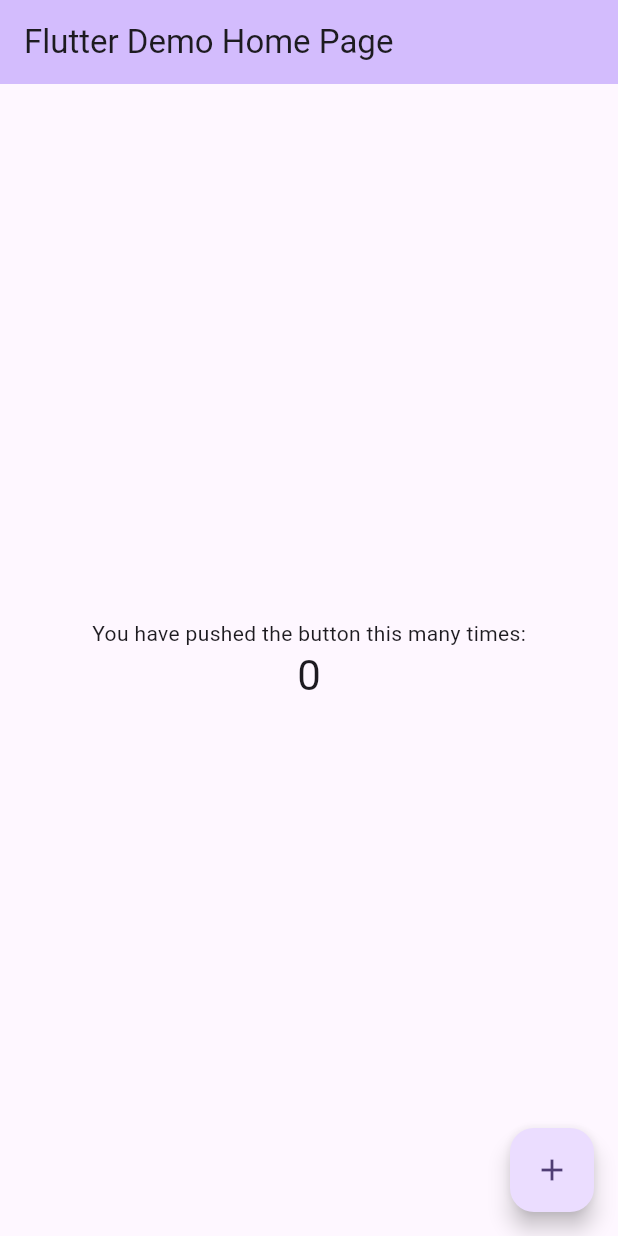
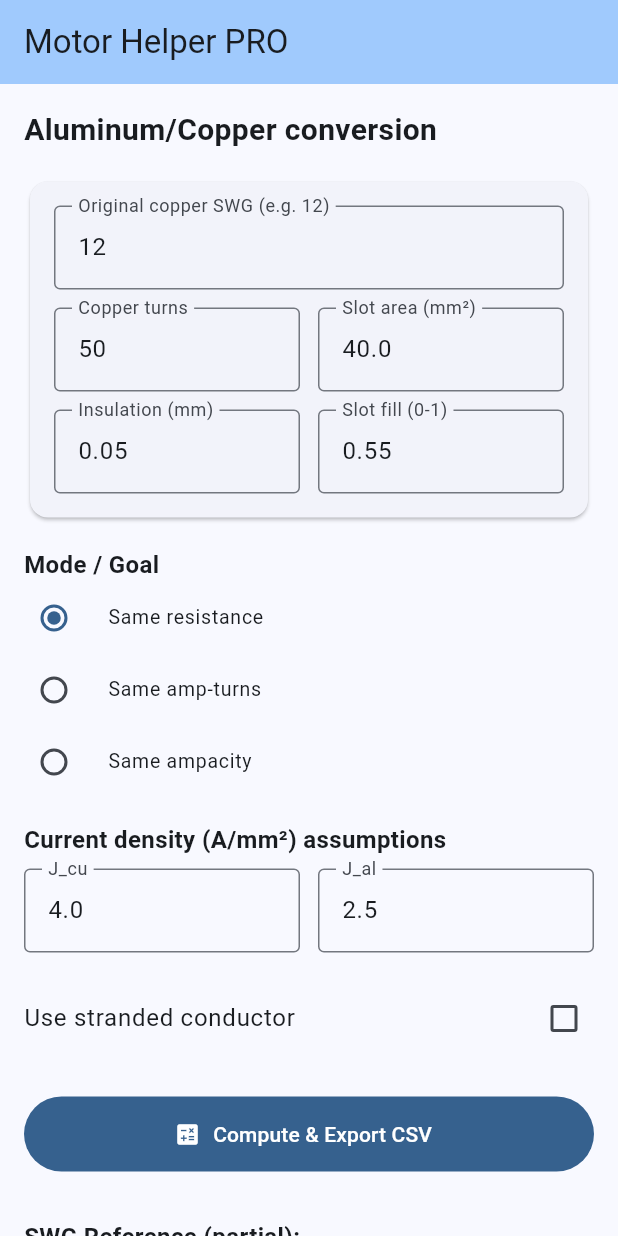
Before and after one commit to could-ai/019ac367-cd8e-7557-b545-4195f6afa7ab, a Flutter app: the screen it shows after launch, on a phone screen of 412 x 824 dp. Run offline on Flutter 3.47's test engine with Material 3 defaults, Android fonts, the phone set to English and light mode, and no system bars.

Commit message:
Created swg_data.dart to hold the SWG table data model and constants.; Created motor_helper_screen.dart which implements the main UI and business logic for the Motor Helper Pro app, including inputs, calculations, and result display.; Updated main.dart to set MotorHelperScreen as the home screen and configured the app theme.

```diff
--- a/usr/lib/main.dart
+++ b/usr/lib/main.dart
@@ -1,4 +1,5 @@
 import 'package:flutter/material.dart';
+import 'motor_helper_screen.dart';
 
 void main() {
   runApp(const MyApp());
@@ -7,117 +8,19 @@ void main() {
 class MyApp extends StatelessWidget {
   const MyApp({super.key});
 
-  // This widget is the root of your application.
   @override
   Widget build(BuildContext context) {
     return MaterialApp(
-      title: 'Flutter Demo',
+      title: 'Motor Helper PRO',
       debugShowCheckedModeBanner: false,
       theme: ThemeData(
-        // This is the theme of your application.
-        //
-        // TRY THIS: Try running your application with "flutter run". You'll see
-        // the application has a purple toolbar. Then, without quitting the app,
-        // try changing the seedColor in the colorScheme below to Colors.green
-        // and then invoke "hot reload" (save your changes or press the "hot
-        // reload" button in a Flutter-supported IDE, or press "r" if you used
-        // the command line to start the app).
-        //
-        // Notice that the counter didn't reset back to zero; the application
-        // state is not lost during the reload. To reset the state, use hot
-        // restart instead.
-        //
-        // This works for code too, not just values: Most code changes can be
-        // tested with just a hot reload.
-        colorScheme: ColorScheme.fromSeed(seedColor: Colors.deepPurple),
+        colorScheme: ColorScheme.fromSeed(seedColor: Colors.blue),
+        useMaterial3: true,
       ),
       initialRoute: '/',
       routes: {
-        '/': (context) => const MyHomePage(title: 'Flutter Demo Home Page'),
+        '/': (context) => const MotorHelperScreen(),
       },
     );
   }
 }
-
-class MyHomePage extends StatefulWidget {
-  const MyHomePage({super.key, required this.title});
-
-  // This widget is the home page of your application. It is stateful, meaning
-  // that it has a State object (defined below) that contains fields that affect
-  // how it looks.
-
-  // This class is the configuration for the state. It holds the values (in this
-  // case the title) provided by the parent (in this case the App widget) and
-  // used by the build method of the State. Fields in a Widget subclass are
-  // always marked "final".
-
-  final String title;
-
-  @override
-  State<MyHomePage> createState() => _MyHomePageState();
-}
-
-class _MyHomePageState extends State<MyHomePage> {
-  int _counter = 0;
-
-  void _incrementCounter() {
-    setState(() {
-      // This call to setState tells the Flutter framework that something has
-      // changed in this State, which causes it to rerun the build method below
-      // so that the display can reflect the updated values. If we changed
-      // _counter without calling setState(), then the build method would not be
-      // called again, and so nothing would appear to happen.
-      _counter++;
-    });
-  }
-
-  @override
-  Widget build(BuildContext context) {
-    // This method is rerun every time setState is called, for instance as done
-    // by the _incrementCounter method above.
-    //
-    // The Flutter framework has been optimized to make rerunning build methods
-    // fast, so that you can just rebuild anything that needs updating rather
-    // than having to individually change instances of widgets.
-    return Scaffold(
-      appBar: AppBar(
-        // TRY THIS: Try changing the color here to a specific color (to
-        // Colors.amber, perhaps?) and trigger a hot reload to see the AppBar
-        // change color while the other colors stay the same.
-        backgroundColor: Theme.of(context).colorScheme.inversePrimary,
-        // Here we take the value from the MyHomePage object that was created by
-        // the App.build method, and use it to set our appbar title.
-        title: Text(widget.title),
-      ),
-      body: Center(
-        // Center is a layout widget. It takes a single child and positions it
-        // in the middle of the parent.
-        child: Column(
-          // Column is also a layout widget. It takes a list of children and
-          // arranges them vertically. By default, it sizes itself to fit its
-          // children horizontally, and tries to be as tall as its parent.
-          //
-          // Column has various properties to control how it sizes itself and
-          // how it positions its children. Here we use mainAxisAlignment to
-          // center the children vertically; the main axis here is the vertical
-          // axis because Columns are vertical (the cross axis would be
-          // horizontal).
-          //
-          // TRY THIS: Invoke "debug painting" (choose the "Toggle Debug Paint"
-          // action in the IDE, or press "p" in the console), to see the
-          // wireframe for each widget.
-          mainAxisAlignment: MainAxisAlignment.center,
-          children: <Widget>[
-            const Text('You have pushed the button this many times:'),
-            Text('$_counter', style: Theme.of(context).textTheme.headlineMedium),
-          ],
-        ),
-      ),
-      floatingActionButton: FloatingActionButton(
-        onPressed: _incrementCounter,
-        tooltip: 'Increment',
-        child: const Icon(Icons.add),
-      ), // This trailing comma makes auto-formatting nicer for build methods.
-    );
-  }
-}
--- /dev/null
+++ b/usr/lib/motor_helper_screen.dart
@@ -0,0 +1,477 @@
+import 'package:flutter/material.dart';
+import 'dart:math';
+import 'swg_data.dart';
+
+class MotorHelperScreen extends StatefulWidget {
+  const MotorHelperScreen({super.key});
+
+  @override
+  State<MotorHelperScreen> createState() => _MotorHelperScreenState();
+}
+
+class _MotorHelperScreenState extends State<MotorHelperScreen> {
+  // Constants
+  final double rhoCopper = 1.68e-8;
+  final double rhoAl = 2.82e-8;
+
+  // State variables
+  final TextEditingController _inputSwgController = TextEditingController(text: "12");
+  final TextEditingController _copperTurnsController = TextEditingController(text: "50");
+  final TextEditingController _slotAreaController = TextEditingController(text: "40.0");
+  final TextEditingController _insulationController = TextEditingController(text: "0.05");
+  final TextEditingController _fillFactorController = TextEditingController(text: "0.55");
+
+  String _mode = "Same resistance";
+  final List<String> _modes = ["Same resistance", "Same amp-turns", "Same ampacity"];
+
+  final TextEditingController _jCuController = TextEditingController(text: "4.0");
+  final TextEditingController _jAlController = TextEditingController(text: "2.5");
+
+  bool _useStranded = false;
+  final TextEditingController _nStrandsController = TextEditingController(text: "7");
+  bool _strandUsesSwg = true;
+  final TextEditingController _strandSwgController = TextEditingController(text: "20");
+  final TextEditingController _strandDiaMmController = TextEditingController(text: "0.914");
+  final TextEditingController _strandingPackingFactorController = TextEditingController(text: "0.9");
+
+  String _resultText = "";
+
+  @override
+  void dispose() {
+    _inputSwgController.dispose();
+    _copperTurnsController.dispose();
+    _slotAreaController.dispose();
+    _insulationController.dispose();
+    _fillFactorController.dispose();
+    _jCuController.dispose();
+    _jAlController.dispose();
+    _nStrandsController.dispose();
+    _strandSwgController.dispose();
+    _strandDiaMmController.dispose();
+    _strandingPackingFactorController.dispose();
+    super.dispose();
+  }
+
+  void _computeResults() {
+    final resistivityRatio = rhoAl / rhoCopper;
+    final swgMap = {for (var e in swgTable) e.swg: e};
+
+    final inputSwg = _inputSwgController.text.trim();
+    final cuEntry = swgMap[inputSwg];
+
+    if (cuEntry == null) {
+      setState(() {
+        _resultText = "Unknown copper SWG. Try values in SWG table (e.g. 8..20).";
+      });
+      return;
+    }
+
+    final copperTurnsInt = int.tryParse(_copperTurnsController.text) ?? 0;
+    final slotAreaVal = (double.tryParse(_slotAreaController.text) ?? 40.0).clamp(0.1, double.infinity);
+    final insulationThickness = (double.tryParse(_insulationController.text) ?? 0.05).clamp(0.0, double.infinity);
+    final ff = (double.tryParse(_fillFactorController.text) ?? 0.55).clamp(0.05, 0.95);
+    final jCuVal = (double.tryParse(_jCuController.text) ?? 4.0).clamp(0.1, double.infinity);
+    final jAlVal = (double.tryParse(_jAlController.text) ?? 2.5).clamp(0.1, double.infinity);
+    final nStr = (int.tryParse(_nStrandsController.text) ?? 1).clamp(1, 1000);
+
+    double insulatedArea(double diamMm) {
+      final dIns = diamMm + 2.0 * insulationThickness;
+      final r = dIns / 2.0;
+      return pi * r * r;
+    }
+
+    final cuArea = cuEntry.areaMm2;
+    // Resistance-based required Al area
+    final requiredAlAreaResistance = cuArea * resistivityRatio;
+    // Ampacity-based required Al area
+    final requiredAlAreaAmpacity = cuArea * (jCuVal / jAlVal);
+
+    // Candidate selection
+    SwgEntry findFirstSwgAtLeast(double area) {
+      try {
+        return swgTable.firstWhere((it) => it.areaMm2 >= area);
+      } catch (e) {
+        return swgTable.last;
+      }
+    }
+
+    final candidateRes = findFirstSwgAtLeast(requiredAlAreaResistance);
+    final candidateAmp = findFirstSwgAtLeast(requiredAlAreaAmpacity);
+
+    // Stranded computation
+    double strandArea = 0.0;
+    if (_useStranded) {
+      if (_strandUsesSwg) {
+        final sSwg = _strandSwgController.text.trim();
+        strandArea = swgMap[sSwg]?.areaMm2 ??
+            (pi * pow((double.tryParse(_strandDiaMmController.text) ?? 0.0) / 2.0, 2));
+      } else {
+        final d = double.tryParse(_strandDiaMmController.text) ?? 0.0;
+        strandArea = pi * pow(d / 2.0, 2);
+      }
+    }
+
+    final totalAlAreaIfStranded = _useStranded
+        ? nStr * strandArea * (double.tryParse(_strandingPackingFactorController.text) ?? 0.9)
+        : 0.0;
+
+    String computeForEntry(SwgEntry entry, [double useStrandedArea = 0.0]) {
+      final alArea = _useStranded ? max(useStrandedArea, 0.0001) : entry.areaMm2;
+      final alDiamEquiv = sqrt(4.0 * alArea / pi);
+      final cuIns = insulatedArea(cuEntry.diameterMm);
+      final alIns = insulatedArea(alDiamEquiv);
+
+      final maxTurnsCu = (slotAreaVal * ff / cuIns).floor();
+      final maxTurnsAl = (slotAreaVal * ff / alIns).floor();
+
+      final iCu = jCuVal * cuArea;
+      final iAl = jAlVal * alArea;
+
+      final ampTurnsTarget = copperTurnsInt * iCu;
+      final reqTurnsAlForAmpTurns = iAl > 0.0 ? ampTurnsTarget / iAl : double.infinity;
+
+      return "SWG ${entry.swg}: Al-area=${alArea.toStringAsFixed(4)} mm², eq-dia=${alDiamEquiv.toStringAsFixed(3)} mm, maxTurnsCu=$maxTurnsCu, maxTurnsAl=$maxTurnsAl, IcapCu=${iCu.toStringAsFixed(2)} A, IcapAl=${iAl.toStringAsFixed(2)} A, reqTurnsToMatchAmpTurns=${reqTurnsAlForAmpTurns.toStringAsFixed(2)}";
+    }
+
+    // Generate CSV Content (for display/copy)
+    final csvSb = StringBuffer();
+    csvSb.writeln("Mode,Value");
+    csvSb.writeln("Input copper SWG,${cuEntry.swg}");
+    csvSb.writeln("Copper area mm2,${cuArea.toStringAsFixed(4)}");
+    csvSb.writeln("Slot area mm2,${slotAreaVal.toStringAsFixed(4)}");
+    csvSb.writeln("Insulation mm,${insulationThickness.toStringAsFixed(4)}");
+    csvSb.writeln("Fill factor,${ff.toStringAsFixed(3)}");
+    csvSb.writeln("");
+    csvSb.writeln("SameResistance_requiredAlArea_mm2,${requiredAlAreaResistance.toStringAsFixed(4)}");
+    csvSb.writeln("SameAmpacity_requiredAlArea_mm2,${requiredAlAreaAmpacity.toStringAsFixed(4)}");
+    csvSb.writeln("");
+    csvSb.writeln("Candidates,Details");
+    csvSb.writeln("${candidateRes.swg},\"${computeForEntry(candidateRes, totalAlAreaIfStranded)}\"");
+    csvSb.writeln("${candidateAmp.swg},\"${computeForEntry(candidateAmp, totalAlAreaIfStranded)}\"");
+
+    // Generate Display Text
+    final sb = StringBuffer();
+    sb.writeln("Assumptions:");
+    sb.writeln("  ρ_Al/ρ_Cu = ${resistivityRatio.toStringAsFixed(3)}");
+    sb.writeln("  J_cu=${jCuVal.toStringAsFixed(2)} A/mm², J_al=${jAlVal.toStringAsFixed(2)} A/mm²");
+    sb.writeln("\nCopper SWG: ${cuEntry.swg} — dia ${cuEntry.diameterMm.toStringAsFixed(3)} mm — area ${cuArea.toStringAsFixed(4)} mm²\n");
+
+    sb.writeln("=== SAME RESISTANCE ===");
+    sb.writeln("Required Al area = ${requiredAlAreaResistance.toStringAsFixed(4)} mm²");
+    sb.writeln("Suggested Al SWG: ${candidateRes.swg}");
+    sb.writeln(computeForEntry(candidateRes, totalAlAreaIfStranded));
+    sb.writeln("\n");
+
+    sb.writeln("=== SAME AMPACITY ===");
+    sb.writeln("Required Al area = ${requiredAlAreaAmpacity.toStringAsFixed(4)} mm²");
+    sb.writeln("Suggested Al SWG: ${candidateAmp.swg}");
+    sb.writeln(computeForEntry(candidateAmp, totalAlAreaIfStranded));
+    sb.writeln("\n");
+
+    sb.writeln("Stranded conductor total area (if used): ${totalAlAreaIfStranded.toStringAsFixed(4)} mm²");
+
+    setState(() {
+      _resultText = sb.toString();
+    });
+
+    // Show CSV Dialog
+    _showCsvDialog(csvSb.toString());
+  }
+
+  void _showCsvDialog(String csvContent) {
+    showDialog(
+      context: context,
+      builder: (context) => AlertDialog(
+        title: const Text("CSV Export Data"),
+        content: SingleChildScrollView(
+          child: SelectableText(csvContent),
+        ),
+        actions: [
+          TextButton(
+            onPressed: () => Navigator.pop(context),
+            child: const Text("Close"),
+          ),
+        ],
+      ),
+    );
+  }
+
+  @override
+  Widget build(BuildContext context) {
+    return Scaffold(
+      appBar: AppBar(
+        title: const Text("Motor Helper PRO"),
+        backgroundColor: Theme.of(context).colorScheme.inversePrimary,
+      ),
+      body: SingleChildScrollView(
+        padding: const EdgeInsets.all(16.0),
+        child: Column(
+          crossAxisAlignment: CrossAxisAlignment.start,
+          children: [
+            const Text(
+              "Aluminum/Copper conversion",
+              style: TextStyle(fontSize: 20, fontWeight: FontWeight.bold),
+            ),
+            const SizedBox(height: 16),
+
+            // Input Section
+            Card(
+              child: Padding(
+                padding: const EdgeInsets.all(16.0),
+                child: Column(
+                  children: [
+                    TextFormField(
+                      controller: _inputSwgController,
+                      decoration: const InputDecoration(
+                        labelText: "Original copper SWG (e.g. 12)",
+                        border: OutlineInputBorder(),
+                      ),
+                      keyboardType: TextInputType.number,
+                    ),
+                    const SizedBox(height: 12),
+                    Row(
+                      children: [
+                        Expanded(
+                          child: TextFormField(
+                            controller: _copperTurnsController,
+                            decoration: const InputDecoration(
+                              labelText: "Copper turns",
+                              border: OutlineInputBorder(),
+                            ),
+                            keyboardType: TextInputType.number,
+                          ),
+                        ),
+                        const SizedBox(width: 12),
+                        Expanded(
+                          child: TextFormField(
+                            controller: _slotAreaController,
+                            decoration: const InputDecoration(
+                              labelText: "Slot area (mm²)",
+                              border: OutlineInputBorder(),
+                            ),
+                            keyboardType: TextInputType.number,
+                          ),
+                        ),
+                      ],
+                    ),
+                    const SizedBox(height: 12),
+                    Row(
+                      children: [
+                        Expanded(
+                          child: TextFormField(
+                            controller: _insulationController,
+                            decoration: const InputDecoration(
+                              labelText: "Insulation (mm)",
+                              border: OutlineInputBorder(),
+                            ),
+                            keyboardType: TextInputType.number,
+                          ),
+                        ),
+                        const SizedBox(width: 12),
+                        Expanded(
+                          child: TextFormField(
+                            controller: _fillFactorController,
+                            decoration: const InputDecoration(
+                              labelText: "Slot fill (0-1)",
+                              border: OutlineInputBorder(),
+                            ),
+                            keyboardType: TextInputType.number,
+                          ),
+                        ),
+                      ],
+                    ),
+                  ],
+                ),
+              ),
+            ),
+
+            const SizedBox(height: 16),
+            const Text("Mode / Goal", style: TextStyle(fontSize: 16, fontWeight: FontWeight.bold)),
+            Column(
+              children: _modes.map((mode) => RadioListTile<String>(
+                title: Text(mode),
+                value: mode,
+                groupValue: _mode,
+                onChanged: (val) => setState(() => _mode = val!),
+                contentPadding: EdgeInsets.zero,
+                dense: true,
+              )).toList(),
+            ),
+
+            const SizedBox(height: 16),
+            const Text("Current density (A/mm²) assumptions", style: TextStyle(fontSize: 16, fontWeight: FontWeight.bold)),
+            const SizedBox(height: 8),
+            Row(
+              children: [
+                Expanded(
+                  child: TextFormField(
+                    controller: _jCuController,
+                    decoration: const InputDecoration(
+                      labelText: "J_cu",
+                      border: OutlineInputBorder(),
+                    ),
+                    keyboardType: TextInputType.number,
+                  ),
+                ),
+                const SizedBox(width: 12),
+                Expanded(
+                  child: TextFormField(
+                    controller: _jAlController,
+                    decoration: const InputDecoration(
+                      labelText: "J_al",
+                      border: OutlineInputBorder(),
+                    ),
+                    keyboardType: TextInputType.number,
+                  ),
+                ),
+              ],
+            ),
+
+            const SizedBox(height: 16),
+            CheckboxListTile(
+              title: const Text("Use stranded conductor"),
+              value: _useStranded,
+              onChanged: (val) => setState(() => _useStranded = val!),
+              contentPadding: EdgeInsets.zero,
+            ),
+
+            if (_useStranded) ...[
+              Card(
+                color: Theme.of(context).colorScheme.surfaceContainerHighest.withOpacity(0.3),
+                child: Padding(
+                  padding: const EdgeInsets.all(12.0),
+                  child: Column(
+                    children: [
+                      Row(
+                        children: [
+                          Expanded(
+                            child: TextFormField(
+                              controller: _nStrandsController,
+                              decoration: const InputDecoration(
+                                labelText: "Num strands",
+                                border: OutlineInputBorder(),
+                              ),
+                              keyboardType: TextInputType.number,
+                            ),
+                          ),
+                          const SizedBox(width: 12),
+                          Expanded(
+                            child: Column(
+                              crossAxisAlignment: CrossAxisAlignment.start,
+                              children: [
+                                Row(
+                                  children: [
+                                    Radio<bool>(
+                                      value: true,
+                                      groupValue: _strandUsesSwg,
+                                      onChanged: (v) => setState(() => _strandUsesSwg = v!),
+                                    ),
+                                    const Text("SWG"),
+                                    Radio<bool>(
+                                      value: false,
+                                      groupValue: _strandUsesSwg,
+                                      onChanged: (v) => setState(() => _strandUsesSwg = v!),
+                                    ),
+                                    const Text("Dia"),
+                                  ],
+                                ),
+                                if (_strandUsesSwg)
+                                  TextFormField(
+                                    controller: _strandSwgController,
+                                    decoration: const InputDecoration(
+                                      labelText: "Strand SWG",
+                                      border: OutlineInputBorder(),
+                                    ),
+                                    keyboardType: TextInputType.number,
+                                  )
+                                else
+                                  TextFormField(
+                                    controller: _strandDiaMmController,
+                                    decoration: const InputDecoration(
+                                      labelText: "Strand dia mm",
+                                      border: OutlineInputBorder(),
+                                    ),
+                                    keyboardType: TextInputType.number,
+                                  ),
+                              ],
+                            ),
+                          ),
+                        ],
+                      ),
+                      const SizedBox(height: 12),
+                      TextFormField(
+                        controller: _strandingPackingFactorController,
+                        decoration: const InputDecoration(
+                          labelText: "Strand packing factor (0-1)",
+                          border: OutlineInputBorder(),
+                        ),
+                        keyboardType: TextInputType.number,
+                      ),
+                    ],
+                  ),
+                ),
+              ),
+            ],
+
+            const SizedBox(height: 24),
+            SizedBox(
+              width: double.infinity,
+              height: 50,
+              child: FilledButton.icon(
+                onPressed: _computeResults,
+                icon: const Icon(Icons.calculate),
+                label: const Text("Compute & Export CSV"),
+              ),
+            ),
+
+            if (_resultText.isNotEmpty) ...[
+              const SizedBox(height: 24),
+              Container(
+                width: double.infinity,
+                padding: const EdgeInsets.all(12),
+                decoration: BoxDecoration(
+                  color: Theme.of(context).colorScheme.surfaceContainerHighest,
+                  borderRadius: BorderRadius.circular(8),
+                  border: Border.all(color: Theme.of(context).dividerColor),
+                ),
+                child: SelectableText(
+                  _resultText,
+                  style: const TextStyle(fontFamily: 'Monospace'),
+                ),
+              ),
+            ],
+
+            const SizedBox(height: 32),
+            const Text("SWG Reference (partial):", style: TextStyle(fontSize: 16, fontWeight: FontWeight.bold)),
+            const SizedBox(height: 8),
+            Container(
+              height: 200,
+              decoration: BoxDecoration(
+                border: Border.all(color: Colors.grey.shade300),
+                borderRadius: BorderRadius.circular(4),
+              ),
+              child: ListView.builder(
+                itemCount: min(12, swgTable.length),
+                itemBuilder: (context, index) {
+                  final item = swgTable[index];
+                  return ListTile(
+                    dense: true,
+                    title: Text("SWG ${item.swg} — dia ${item.diameterMm.toStringAsFixed(3)} mm — area ${item.areaMm2.toStringAsFixed(4)} mm²"),
+                  );
+                },
+              ),
+            ),
+
+            const SizedBox(height: 24),
+            const Text("Pro Tools", style: TextStyle(fontSize: 18, fontWeight: FontWeight.bold)),
+            const SizedBox(height: 8),
+            const Text("Star–Delta helper: Δ → Y current = I/√3 (≈ 0.577×)."),
+            const SizedBox(height: 4),
+            const Text("Slot fill estimate: uses fill factor to estimate max turns (estimate, not exact)."),
+            const SizedBox(height: 24),
+          ],
+        ),
+      ),
+    );
+  }
+}
--- /dev/null
+++ b/usr/lib/swg_data.dart
@@ -0,0 +1,41 @@
+class SwgEntry {
+  final String swg;
+  final double diameterMm;
+  final double areaMm2;
+
+  const SwgEntry(this.swg, this.diameterMm, this.areaMm2);
+}
+
+const List<SwgEntry> swgTable = [
+  SwgEntry("0", 8.230, 53.1921),
+  SwgEntry("1", 7.620, 45.6037),
+  SwgEntry("2", 7.010, 38.5989),
+  SwgEntry("3", 6.401, 32.1780),
+  SwgEntry("4", 5.893, 27.2730),
+  SwgEntry("5", 5.385, 22.7735),
+  SwgEntry("6", 4.877, 18.6793),
+  SwgEntry("7", 4.470, 15.6958),
+  SwgEntry("8", 4.064, 12.9717),
+  SwgEntry("9", 3.658, 10.5071),
+  SwgEntry("10", 3.251, 8.3019),
+  SwgEntry("11", 2.946, 6.8183),
+  SwgEntry("12", 2.642, 5.4805),
+  SwgEntry("13", 2.337, 4.2888),
+  SwgEntry("14", 2.032, 3.2429),
+  SwgEntry("15", 1.829, 2.6268),
+  SwgEntry("16", 1.626, 2.0755),
+  SwgEntry("17", 1.422, 1.5890),
+  SwgEntry("18", 1.219, 1.1675),
+  SwgEntry("19", 1.016, 0.8101),
+  SwgEntry("20", 0.914, 0.6554),
+  SwgEntry("21", 0.813, 0.5185),
+  SwgEntry("22", 0.711, 0.3965),
+  SwgEntry("23", 0.610, 0.2922),
+  SwgEntry("24", 0.559, 0.2453),
+  SwgEntry("25", 0.508, 0.2027),
+  SwgEntry("26", 0.457, 0.1641),
+  SwgEntry("27", 0.406, 0.1296),
+  SwgEntry("28", 0.356, 0.0995),
+  SwgEntry("29", 0.305, 0.0732),
+  SwgEntry("30", 0.254, 0.0507),
+];
```
